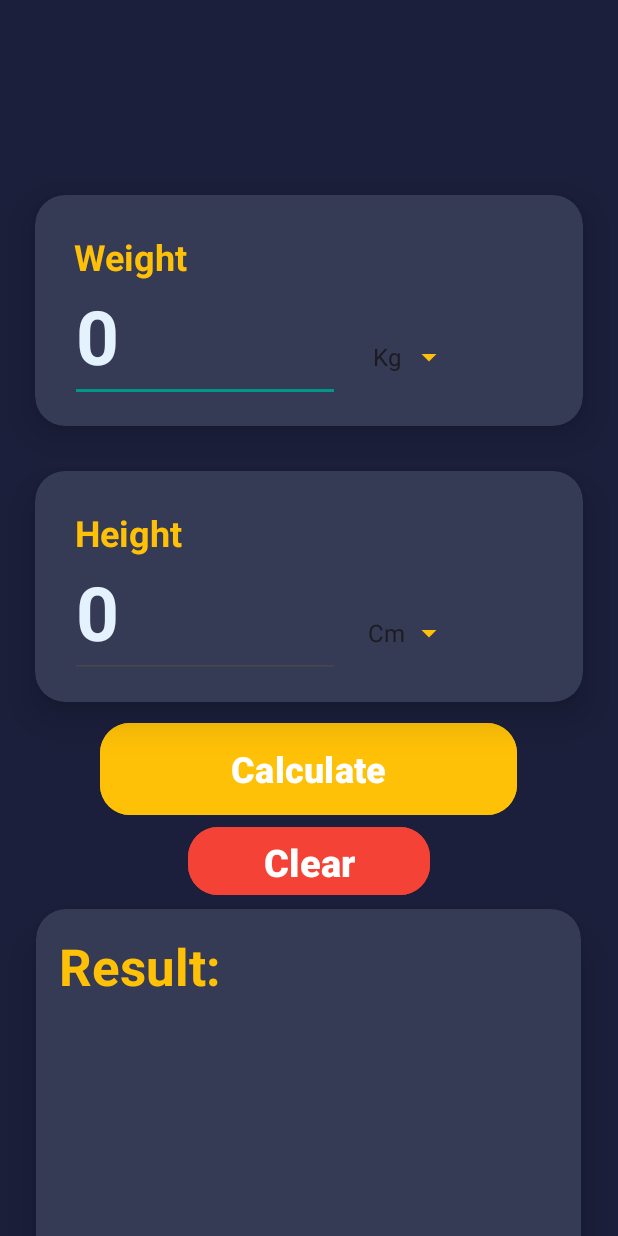
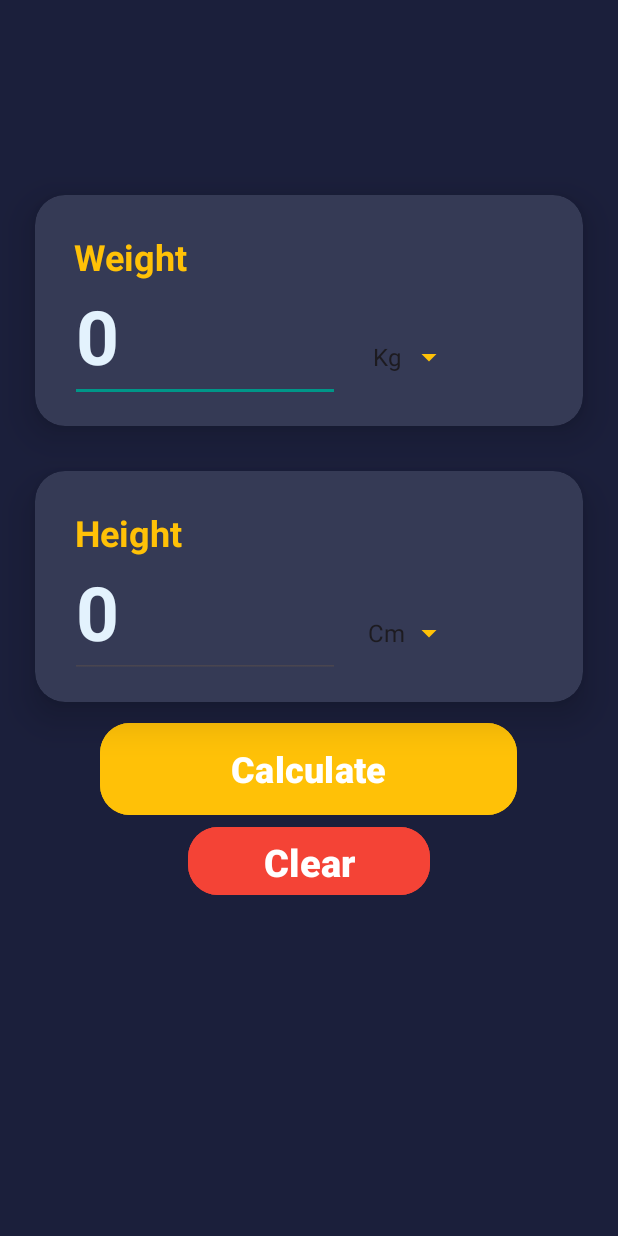
Before and after one commit to haroonwaheed19/BMICalCulator, an Android app: the screen it shows after launch (MainActivity), after a tap on "Clear", on a phone screen of 412 x 824 dp. Run offline under Robolectric (Android 15) with nearby library versions, the phone set to English and light mode, and no system bars; 3 other taps on this screen came first.

Commit message:
Result Card View Visibility is set to Gone and when the user clicks the calculate button it will then show the result view and when the user click the clear button then the result view set to gone

```diff
--- a/app/src/main/java/com/example/bmicalculator/MainActivity.kt
+++ b/app/src/main/java/com/example/bmicalculator/MainActivity.kt
@@ -1,15 +1,13 @@
 package com.example.bmicalculator
 
 import android.os.Bundle
-import android.widget.Button
-import android.widget.EditText
-import android.widget.Spinner
-import android.widget.TextView
-import android.widget.Toast
+import android.view.View
+import android.widget.*
 import androidx.appcompat.app.AppCompatActivity
 import androidx.core.content.ContextCompat
 import androidx.core.view.ViewCompat
 import androidx.core.view.WindowInsetsCompat
+import androidx.cardview.widget.CardView
 
 class MainActivity : AppCompatActivity() {
     private lateinit var weightText: EditText
@@ -21,17 +19,18 @@ class MainActivity : AppCompatActivity() {
     private lateinit var clearBtn: Button
     private lateinit var weightSpinner: Spinner
     private lateinit var heightSpinner: Spinner
+    private lateinit var cvVisibility: CardView // Changed from EditText to CardView
 
     override fun onCreate(savedInstanceState: Bundle?) {
         super.onCreate(savedInstanceState)
         setContentView(R.layout.activity_main)
 
-        // Ensure the view with ID 'main' exists in the layout
         ViewCompat.setOnApplyWindowInsetsListener(findViewById(R.id.main)) { v, insets ->
             val systemBars = insets.getInsets(WindowInsetsCompat.Type.systemBars())
             v.setPadding(systemBars.left, systemBars.top, systemBars.right, systemBars.bottom)
             insets
         }
+
         // Initialize views
         weightText = findViewById(R.id.etWeight)
         heightText = findViewById(R.id.etHeight)
@@ -42,6 +41,7 @@ class MainActivity : AppCompatActivity() {
         clearBtn = findViewById(R.id.btnClear)
         heightSpinner = findViewById(R.id.heightSpinner)
         weightSpinner = findViewById(R.id.weightSpinner)
+        cvVisibility = findViewById(R.id.cvResult) // Initialize as CardView
 
         // Clear button functionality
         clearBtn.setOnClickListener {
@@ -50,6 +50,7 @@ class MainActivity : AppCompatActivity() {
             result.text = ""
             description.text = ""
             info.text = ""
+            cvVisibility.visibility = View.GONE
         }
 
         // Calculate button functionality
@@ -67,41 +68,43 @@ class MainActivity : AppCompatActivity() {
                             displayResult(bmi)
                         }
 
-                        weightSpinner.selectedItem == "Pounds" && heightSpinner.selectedItem == "Cm"-> {
+                        weightSpinner.selectedItem == "Pounds" && heightSpinner.selectedItem == "Cm" -> {
                             val res = convertToKg(weight)
                             val bmi = calculateBMI(res, height)
                             displayResult(bmi)
                         }
+
                         heightSpinner.selectedItem == "M" && weightSpinner.selectedItem == "Pounds" -> {
                             val res = convertToKg(weight)
                             var bmi = res / (height * height)
                             bmi = String.format("%.2f", bmi).toFloat()
                             displayResult(bmi)
                         }
+
                         heightSpinner.selectedItem == "M" && weightSpinner.selectedItem == "Kg" -> {
                             var bmi = weight / (height * height)
                             bmi = String.format("%.2f", bmi).toFloat()
                             displayResult(bmi)
                         }
                     }
-                }else {
+                } else {
                     Toast.makeText(this, "Invalid input", Toast.LENGTH_LONG).show()
                 }
             }
         }
     }
 
-    private fun convertToKg(weight:Float): Float
-    {
-        val kg = weight * 0.45359237f
-        return kg
+    private fun convertToKg(weight: Float): Float {
+        return weight * 0.45359237f
     }
+
     private fun calculateBMI(weight: Float, height: Float): Float {
         val heightValue = height / 100
         var bmi = weight / (heightValue * heightValue)
         bmi = String.format("%.2f", bmi).toFloat()
         return bmi
     }
+
     private fun validateInput(weight: String?, height: String?): Boolean {
         return when {
             weight.isNullOrEmpty() -> {
@@ -119,6 +122,7 @@ class MainActivity : AppCompatActivity() {
     }
 
     private fun displayResult(bmi: Float) {
+        cvVisibility.visibility = View.VISIBLE // Set CardView visibility to visible
         val infoText = "Normal range is 18.50 - 24.99"
 
         result.text = bmi.toString()
--- a/app/src/main/res/layout/activity_main.xml
+++ b/app/src/main/res/layout/activity_main.xml
@@ -210,6 +210,7 @@
                 android:layout_gravity="center_horizontal"
                 android:layout_marginTop="5dp"
                 android:layout_marginBottom="50dp"
+                android:visibility="gone"
                 app:cardBackgroundColor="@color/card_background"
                 app:cardCornerRadius="20dp"
                 app:cardElevation="15dp"
```
Also changed, not shown: app/src/main/ic_launcher-playstore.png (added), app/src/main/res/mipmap-mdpi/ic_launcher_foreground.webp (added), app/src/main/res/mipmap-xhdpi/ic_launcher_foreground.webp (added).
